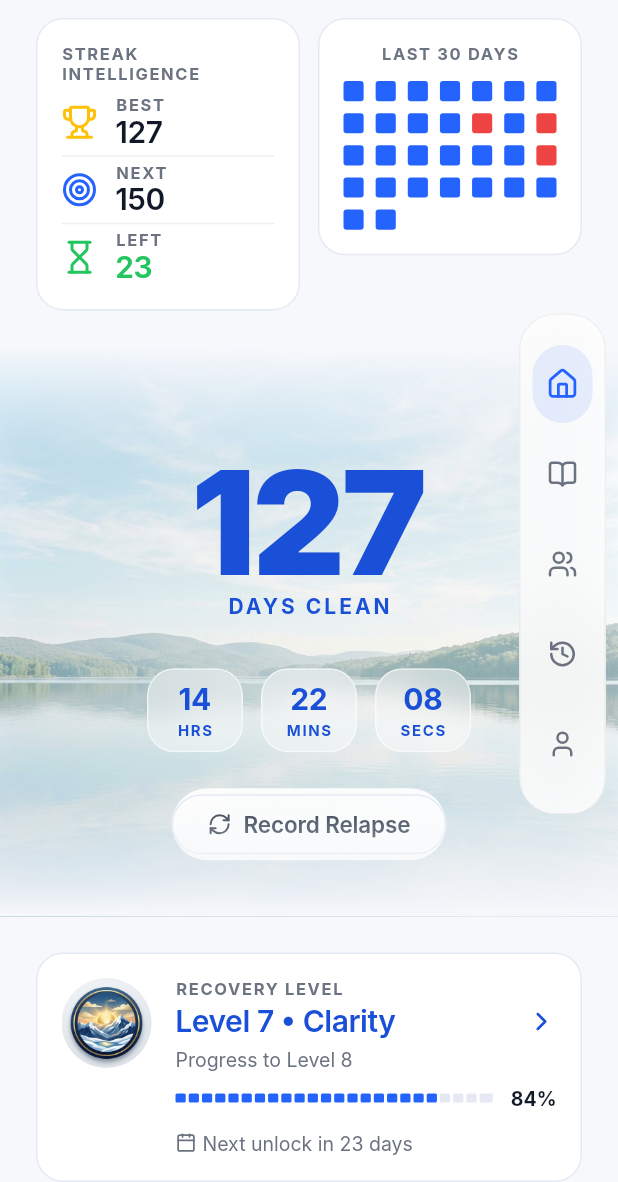
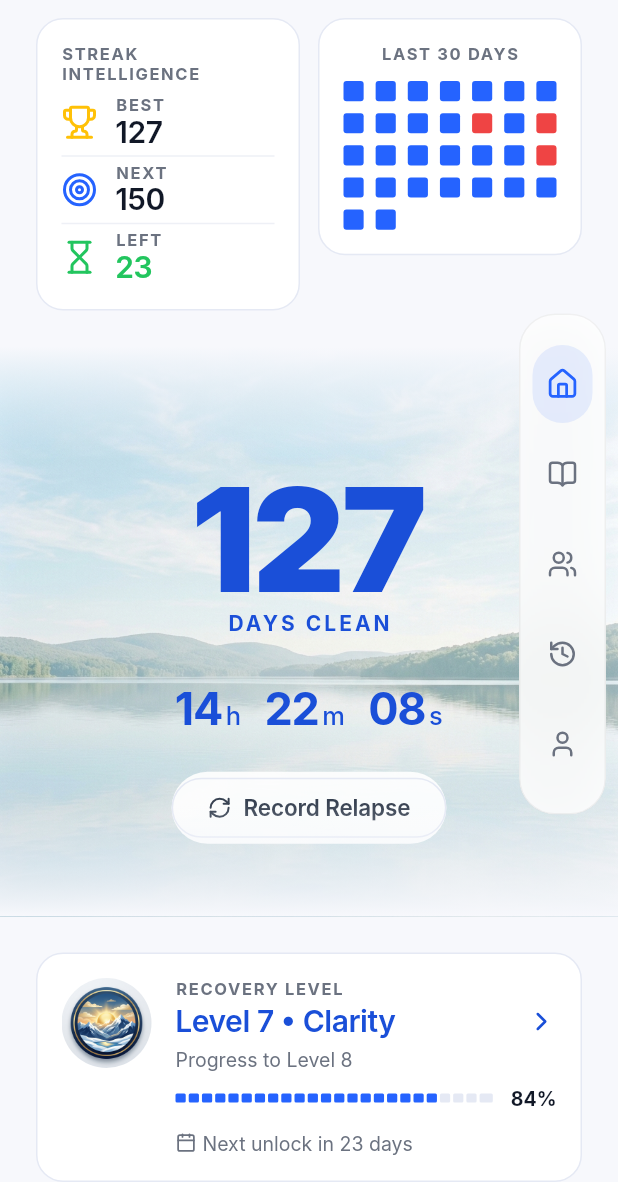
Before and after one commit to arham6212/unhooked, a Flutter app: the HomeScreenBody screen opened by its route, on a phone screen of 412 x 824 dp, the part 54-1236 px from its top. Run offline on Flutter 3.47's test engine with Material 3 defaults, Android fonts, the phone set to English and light mode, and no system bars; drawn by our look-alikes of flutter_animate; our stand-ins replace flutter_riverpod, go_router, google_sign_in, lucide_icons, supabase_flutter; accounts and stored records are empty; Roboto replaces fonts that are missing (Inter).

Commit message:
style(ui): redesign streak timer with ultra-minimal typographic approach
- Replaced the bulky timer boxes and glassmorphism pills with a sleek, flat typographic layout.
- Integrated the units directly alongside the numbers (e.g. '14h', '22m') using aligned baselines to create a much cleaner and premium look.

```diff
--- a/lib/features/home/presentation/widgets/streak_display_section.dart
+++ b/lib/features/home/presentation/widgets/streak_display_section.dart
@@ -1,4 +1,3 @@
-import 'dart:ui';
 import 'package:flutter/material.dart';
 import 'package:lucide_icons/lucide_icons.dart';
 import '../../../../core/design_system/tokens/app_colors.dart';
@@ -58,11 +57,11 @@ class StreakDisplaySection extends StatelessWidget {
           Row(
             mainAxisAlignment: MainAxisAlignment.center,
             children: [
-              _buildTimeBlock('14', 'HRS'),
-              const SizedBox(width: AppSpacing.md),
-              _buildTimeBlock('22', 'MINS'),
-              const SizedBox(width: AppSpacing.md),
-              _buildTimeBlock('08', 'SECS'),
+              _buildMinimalTimeBlock('14', 'h'),
+              const SizedBox(width: AppSpacing.lg),
+              _buildMinimalTimeBlock('22', 'm'),
+              const SizedBox(width: AppSpacing.lg),
+              _buildMinimalTimeBlock('08', 's'),
             ],
           ),
           const SizedBox(height: AppSpacing.xl),
@@ -90,40 +89,27 @@ class StreakDisplaySection extends StatelessWidget {
     );
   }
 
-  Widget _buildTimeBlock(String value, String label) {
-    return ClipRRect(
-      borderRadius: AppRadius.large,
-      child: BackdropFilter(
-        filter: ImageFilter.blur(sigmaX: 8, sigmaY: 8),
-        child: Container(
-          width: 64,
-          padding: const EdgeInsets.symmetric(vertical: AppSpacing.sm),
-          decoration: BoxDecoration(
-            color: Colors.white.withValues(alpha: 0.4),
-            border: Border.all(color: Colors.white.withValues(alpha: 0.6)),
-            borderRadius: AppRadius.large,
-          ),
-          child: Column(
+  Widget _buildMinimalTimeBlock(String value, String unit) {
+    return Row(
+      crossAxisAlignment: CrossAxisAlignment.baseline,
+      textBaseline: TextBaseline.alphabetic,
       children: [
         Text(
           value,
-                style: AppTypography.heading3.copyWith(
+          style: AppTypography.heading1.copyWith(
+            color: AppColors.primaryDark,
             fontWeight: FontWeight.w700,
-                  color: AppColors.primaryDark,
           ),
         ),
-              const SizedBox(height: 2),
+        const SizedBox(width: 2),
         Text(
-                label,
-                style: AppTypography.label.copyWith(
-                  fontSize: 10,
+          unit,
+          style: AppTypography.bodyLarge.copyWith(
             color: AppColors.primaryDark,
+            fontWeight: FontWeight.w500,
           ),
         ),
       ],
-          ),
-        ),
-      ),
     );
   }
 }
```
Lines whose indentation alone changed are shown as unchanged.
